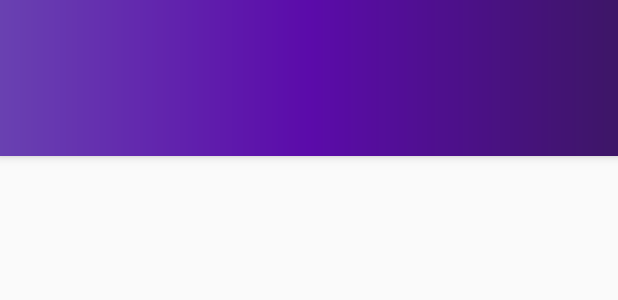
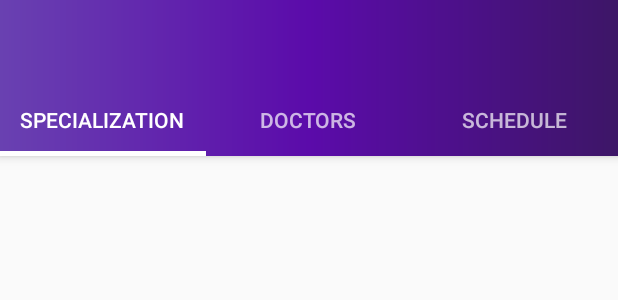
Before and after one commit to PriyankaPoreddy/bloo, an Android app: the layout activity_home.xml on its own in the app's theme, with its tools: preview values and no code run, on a phone screen of 412 x 824 dp. Shown: the top 300 px of the screen. Run offline under Robolectric (Android 15) with nearby library versions, the phone set to English and light mode, and no system bars.

Commit message:
bug fixes-2

```diff
--- a/app/src/main/res/layout/activity_home.xml
+++ b/app/src/main/res/layout/activity_home.xml
@@ -28,9 +28,25 @@
           <com.google.android.material.tabs.TabLayout
                     android:id="@+id/home_tabLayout"
                     android:layout_width="match_parent"
-                    android:layout_height="match_parent"
-                    app:tabIndicatorColor="@android:color/white"
-                    app:tabIndicatorHeight="3dp">
+                    android:layout_height="wrap_content"
+                   app:tabIndicatorColor="@android:color/white"
+                    app:tabIndicatorHeight="3dp"
+                  app:tabMode="fixed"
+                  app:tabGravity="fill">
+
+              <com.google.android.material.tabs.TabItem
+                      android:layout_width="match_parent"
+                      android:layout_height="wrap_content"
+                  android:text="Specialization" />
+              <com.google.android.material.tabs.TabItem
+                      android:layout_width="match_parent"
+                      android:layout_height="wrap_content"
+                      android:text="Doctors" />
+              <com.google.android.material.tabs.TabItem
+                      android:layout_width="match_parent"
+                      android:layout_height="wrap_content"
+                      android:text="Schedule" />
+
           </com.google.android.material.tabs.TabLayout>
 
         </com.google.android.material.appbar.AppBarLayout>
@@ -42,6 +58,12 @@
                 android:layout_height="match_parent">
 
         </androidx.viewpager.widget.ViewPager>
+
+<!--        <androidx.viewpager2.widget.ViewPager2-->
+<!--                android:id="@+id/main_ViewPager"-->
+<!--                android:layout_width="match_parent"-->
+<!--                android:layout_height="match_parent"-->
+<!--                android:layout_below="@+id/home_tabLayout"/>-->
 
     </LinearLayout>
 
```
Also changed, not shown: app/src/main/java/uk/ac/tees/w9585141/blooplus/PatientDetails/EditProfileActivity.java (+15 -6 lines), app/src/main/java/uk/ac/tees/w9585141/blooplus/home/HomeActivity.java (+8 -7 lines), app/src/main/res/layout/fragment_doctor_list.xml (+17 -0 lines).
